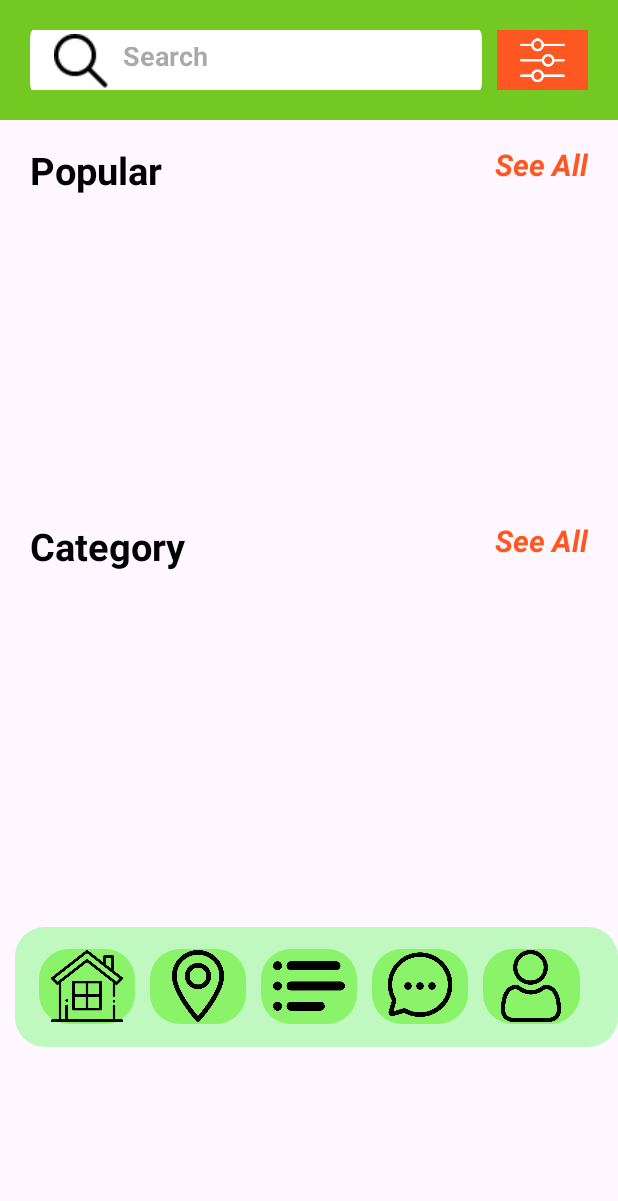
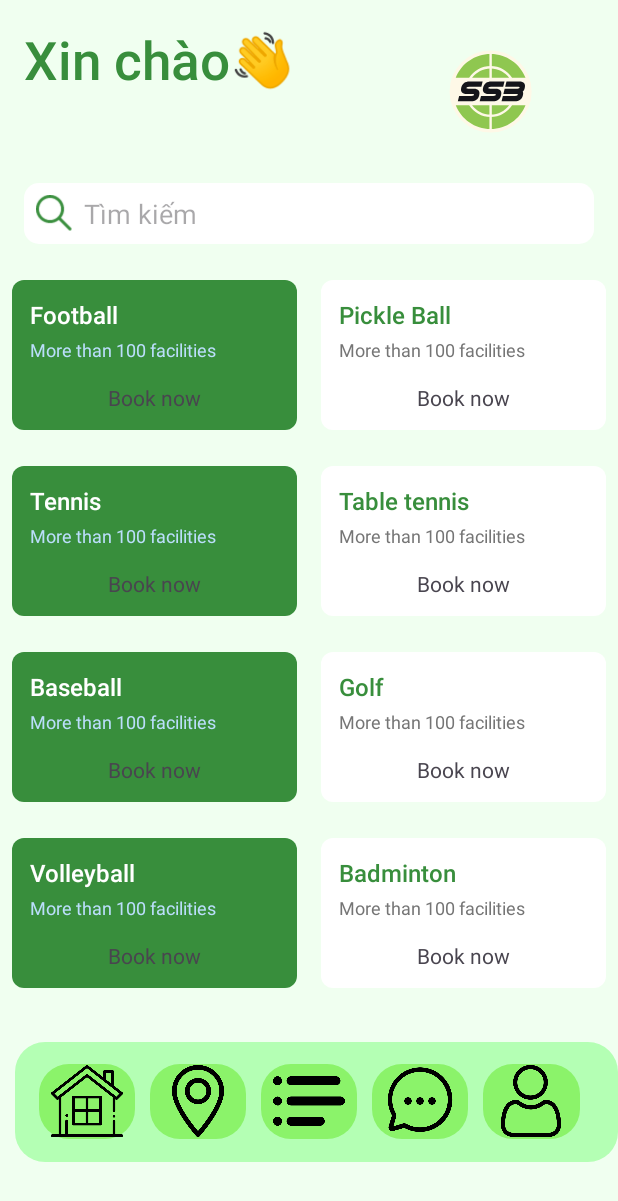
Before and after one commit to mt0211/PRM392_MVVM, an Android app: the layout home_activity.xml on its own in the app's theme, with its tools: preview values and no code run, on a phone screen of 412 x 824 dp. Shown: the top 1201 px of the screen. Run offline under Robolectric (Android 15) with nearby library versions, the phone set to English and light mode, and no system bars.

Commit message:
merge dai loi

```diff
--- a/app/src/main/java/com/example/crud_sqlite_mvvm/view/FieldListActivity.java
+++ b/app/src/main/java/com/example/crud_sqlite_mvvm/view/FieldListActivity.java
@@ -122,10 +122,10 @@ public class FieldListActivity extends AppCompatActivity {
             FieldDao fieldDao = AppDatabase.getInstance(this).fieldDao();
             // Sử dụng categoryId để tạo các Field mới
 
-            Field field1 = new Field(5, "09:00", "11:00", 90, "HCM City", "You can have 5v5 or 7v7 match in this field", (int) categoryId1);
-            Field field2 = new Field(10, "08:00", "14:00", 60, "Can Tho", "Hope you enjoy it", (int) categoryId2);
-            Field field3 = new Field(3, "09:00", "15:00", 180, "Kien Giang", "Hope you enjoy it", (int) newCategoryId3);
-            Field field4 = new Field(15, "08:00", "14:00", 60, "Ha Noi", "Hope you enjoy it", (int) newCategoryId4);
+            Field field1 = new Field(5,"San A", "09:00", "11:00", 90, "HCM City", "You can have 5v5 or 7v7 match in this field", (int) categoryId1);
+            Field field2 = new Field(10, "08:00","San A", "14:00", 60, "Can Tho", "Hope you enjoy it", (int) categoryId2);
+            Field field3 = new Field(3, "09:00","San A", "15:00", 180, "Kien Giang", "Hope you enjoy it", (int) newCategoryId3);
+            Field field4 = new Field(15, "08:00","San A", "14:00", 60, "Ha Noi", "Hope you enjoy it", (int) newCategoryId4);
 
             fieldDao.insert(field1);
             fieldDao.insert(field2);
--- /dev/null
+++ b/app/src/main/res/drawable/card_background.xml
@@ -0,0 +1,4 @@
+<shape xmlns:android="http://schemas.android.com/apk/res/android">
+    <solid android:color="#388E3C" />
+    <corners android:radius="8dp" />
+</shape>
--- /dev/null
+++ b/app/src/main/res/drawable/card_background_white.xml
@@ -0,0 +1,4 @@
+<shape xmlns:android="http://schemas.android.com/apk/res/android">
+    <solid android:color="#FFFFFF" />
+    <corners android:radius="8dp" />
+</shape>
--- a/app/src/main/res/layout/home_activity.xml
+++ b/app/src/main/res/layout/home_activity.xml
@@ -1,223 +1,388 @@
 <?xml version="1.0" encoding="utf-8"?>
-<androidx.constraintlayout.widget.ConstraintLayout xmlns:android="http://schemas.android.com/apk/res/android"
+<LinearLayout xmlns:android="http://schemas.android.com/apk/res/android"
     xmlns:app="http://schemas.android.com/apk/res-auto"
     xmlns:tools="http://schemas.android.com/tools"
     android:layout_width="match_parent"
-    android:layout_height="match_parent">
+    android:layout_height="match_parent"
+    android:orientation="vertical"
+    android:background="#F0FFF0"
+    tools:context=".view.MainActivity">
 
-    <ScrollView
-        android:id="@+id/scrollView"
-        android:layout_width="match_parent"
-        android:layout_height="80dp"
-        android:background="#73C821"
-        app:layout_constraintEnd_toEndOf="parent"
-        app:layout_constraintHeight_percent="0.4"
-        app:layout_constraintStart_toStartOf="parent"
-        app:layout_constraintTop_toTopOf="parent">
 
     <LinearLayout
         android:layout_width="match_parent"
         android:layout_height="wrap_content"
-            android:orientation="vertical">
+        android:orientation="horizontal"
+        android:layout_margin="16dp">
 
-            <!--            <androidx.constraintlayout.widget.ConstraintLayout-->
-            <!--                android:layout_width="match_parent"-->
-            <!--                android:layout_height="80dp"-->
-            <!--                android:layout_marginTop="10dp">-->
+        <TextView
+            android:id="@+id/greeting_text1"
+            android:layout_width="80dp"
+            android:layout_height="match_parent"
+            android:layout_marginEnd="16dp"
+            android:layout_weight="1"
+            android:fontFamily="sans-serif-medium"
+            android:text="Xin chào👋"
+            android:textColor="#388E3C"
+            android:textSize="35sp" />
 
-            <!--&lt;!&ndash;                <TextView&ndash;&gt;-->
-            <!--&lt;!&ndash;                    android:id="@+id/textView6"&ndash;&gt;-->
-            <!--&lt;!&ndash;                    android:layout_width="wrap_content"&ndash;&gt;-->
-            <!--&lt;!&ndash;                    android:layout_height="wrap_content"&ndash;&gt;-->
-            <!--&lt;!&ndash;                    android:layout_marginStart="20dp"&ndash;&gt;-->
-            <!--&lt;!&ndash;                    android:layout_marginTop="10dp"&ndash;&gt;-->
-            <!--&lt;!&ndash;                    android:textSize="20sp"&ndash;&gt;-->
-            <!--&lt;!&ndash;                    android:text="Welcome !"&ndash;&gt;-->
-            <!--&lt;!&ndash;                    android:textColor="@color/white"&ndash;&gt;-->
-            <!--&lt;!&ndash;                    android:textStyle="bold"&ndash;&gt;-->
-            <!--&lt;!&ndash;                    app:layout_constraintStart_toEndOf="@+id/imageView2"&ndash;&gt;-->
-            <!--&lt;!&ndash;                    app:layout_constraintTop_toTopOf="parent" />&ndash;&gt;-->
+        <ImageView
+            android:id="@+id/greeting_text2"
+            android:layout_width="0dp"
+            android:layout_height="90dp"
+            android:src="@drawable/logo_ssb"
+            android:layout_weight="1" />
 
-            <!--&lt;!&ndash;                <TextView&ndash;&gt;-->
-            <!--&lt;!&ndash;                    android:id="@+id/textView5"&ndash;&gt;-->
-            <!--&lt;!&ndash;                    android:layout_width="wrap_content"&ndash;&gt;-->
-            <!--&lt;!&ndash;                    android:layout_height="wrap_content"&ndash;&gt;-->
-            <!--&lt;!&ndash;                    android:layout_marginStart="20dp"&ndash;&gt;-->
-            <!--&lt;!&ndash;                    android:layout_marginTop="10dp"&ndash;&gt;-->
-            <!--&lt;!&ndash;                    android:text="USER"&ndash;&gt;-->
-            <!--&lt;!&ndash;                    android:textColor="@color/white"&ndash;&gt;-->
-            <!--&lt;!&ndash;                    android:textSize="25sp"&ndash;&gt;-->
-            <!--&lt;!&ndash;                    android:textStyle="bold"&ndash;&gt;-->
-            <!--&lt;!&ndash;                    app:layout_constraintStart_toEndOf="@+id/imageView2"&ndash;&gt;-->
-            <!--&lt;!&ndash;                    app:layout_constraintTop_toBottomOf="@+id/textView6" />&ndash;&gt;-->
+    </LinearLayout>
 
-            <!--&lt;!&ndash;                <ImageView&ndash;&gt;-->
-            <!--&lt;!&ndash;                    android:id="@+id/imageView2"&ndash;&gt;-->
-            <!--&lt;!&ndash;                    android:layout_width="60dp"&ndash;&gt;-->
-            <!--&lt;!&ndash;                    android:layout_height="60dp"&ndash;&gt;-->
-            <!--&lt;!&ndash;                    android:layout_marginStart="16dp"&ndash;&gt;-->
-            <!--&lt;!&ndash;                    app:layout_constraintBottom_toBottomOf="parent"&ndash;&gt;-->
-            <!--&lt;!&ndash;                    app:layout_constraintStart_toStartOf="parent"&ndash;&gt;-->
-            <!--&lt;!&ndash;                    app:layout_constraintTop_toTopOf="parent"&ndash;&gt;-->
-            <!--&lt;!&ndash;                    app:layout_constraintVertical_bias="0.434"&ndash;&gt;-->
-            <!--&lt;!&ndash;                    tools:srcCompat="@tools:sample/avatars" />&ndash;&gt;-->
 
-            <!--&lt;!&ndash;                <ImageView&ndash;&gt;-->
-            <!--&lt;!&ndash;                    android:id="@+id/imageView"&ndash;&gt;-->
-            <!--&lt;!&ndash;                    android:layout_width="50dp"&ndash;&gt;-->
-            <!--&lt;!&ndash;                    android:layout_height="40dp"&ndash;&gt;-->
-            <!--&lt;!&ndash;                    android:layout_marginEnd="30dp"&ndash;&gt;-->
-            <!--&lt;!&ndash;                    app:layout_constraintBottom_toBottomOf="parent"&ndash;&gt;-->
-            <!--&lt;!&ndash;                    app:layout_constraintEnd_toEndOf="parent"&ndash;&gt;-->
-            <!--&lt;!&ndash;                    app:layout_constraintTop_toTopOf="parent"&ndash;&gt;-->
-            <!--&lt;!&ndash;                    app:layout_constraintVertical_bias="0.2"&ndash;&gt;-->
-            <!--&lt;!&ndash;                    app:srcCompat="@drawable/bell" />&ndash;&gt;-->
+    <!-- Search Bar -->
+    <LinearLayout
+        android:layout_width="match_parent"
+        android:layout_height="wrap_content"
+        android:orientation="horizontal"
+        android:background="@drawable/search_background"
+        android:padding="8dp"
+        android:layout_marginHorizontal="16dp"
+        android:layout_marginBottom="16dp">
 
-            <!--            </androidx.constraintlayout.widget.ConstraintLayout>-->
+        <ImageView
+            android:layout_width="24dp"
+            android:layout_height="24dp"
+            android:src="@drawable/search_icon"
+            app:tint="#388E3C" />
 
-            <!--            <TextView-->
-            <!--                android:id="@+id/textView4"-->
-            <!--                android:layout_width="match_parent"-->
-            <!--                android:layout_height="wrap_content"-->
-            <!--                android:layout_marginTop="8dp"-->
-            <!--                android:text="  Discover the best app to book turf"-->
-            <!--                android:textColor="@color/white"-->
-            <!--                android:textSize="25sp"-->
-            <!--                android:textStyle="bold|italic" />-->
+        <EditText
+            android:layout_width="0dp"
+            android:layout_height="wrap_content"
+            android:layout_weight="1"
+            android:hint="Tìm kiếm"
+            android:textColor="#388E3C"
+            android:background="@null"
+            android:paddingStart="8dp" />
+    </LinearLayout>
+
+    <!-- Sessions List -->
+    <LinearLayout
+        android:layout_width="match_parent"
+        android:layout_height="wrap_content"
+        android:orientation="horizontal"
+        android:gravity="center"
+        android:layout_marginBottom="8dp">
+
+        <!-- Session Card 1 -->
+        <LinearLayout
+            android:layout_width="0dp"
+            android:layout_height="100dp"
+            android:layout_weight="1"
+            android:background="@drawable/card_background"
+            android:orientation="vertical"
+            android:padding="12dp"
+            android:layout_margin="8dp">
+
+            <TextView
+                android:layout_width="wrap_content"
+                android:layout_height="wrap_content"
+                android:text="Football"
+                android:textColor="#FFFFFF"
+                android:textSize="16sp"
+                android:fontFamily="sans-serif-medium" />
+
+            <TextView
+                android:layout_width="wrap_content"
+                android:layout_height="wrap_content"
+                android:text="More than 100 facilities"
+                android:textColor="#BBDEFB"
+                android:textSize="12sp"
+                android:layout_marginTop="4dp" />
+
+            <TextView
+                android:layout_width="72dp"
+                android:layout_height="32dp"
+                android:text="Book now"
+                android:gravity="center"
+                android:layout_gravity="center"
+                android:layout_marginTop="8dp"
+                app:tint="#BBDEFB" />
+        </LinearLayout>
+
+        <!-- Session Card 2 -->
+        <LinearLayout
+            android:layout_width="0dp"
+            android:layout_height="100dp"
+            android:layout_weight="1"
+            android:background="@drawable/card_background_white"
+            android:orientation="vertical"
+            android:padding="12dp"
+            android:layout_margin="8dp">
+
+            <TextView
+                android:layout_width="wrap_content"
+                android:layout_height="wrap_content"
+                android:text="Pickle Ball"
+                android:textColor="#388E3C"
+                android:textSize="16sp"
+                android:fontFamily="sans-serif-medium" />
+
+            <TextView
+                android:layout_width="wrap_content"
+                android:layout_height="wrap_content"
+                android:text="More than 100 facilities"
+                android:textColor="#757575"
+                android:textSize="12sp"
+                android:layout_marginTop="4dp" />
+
+            <TextView
+                android:layout_width="72dp"
+                android:layout_height="32dp"
+                android:text="Book now"
+                android:gravity="center"
+                android:layout_gravity="center"
+                android:layout_marginTop="8dp"
+                app:tint="#BBDEFB" />
+        </LinearLayout>
+    </LinearLayout>
 
     <LinearLayout
         android:layout_width="match_parent"
-                android:layout_height="40dp"
-                android:layout_marginTop="20dp"
-                android:layout_marginBottom="10dp"
+        android:layout_height="wrap_content"
+        android:orientation="horizontal"
         android:gravity="center"
-                android:orientation="horizontal"
-                android:paddingStart="20dp"
-                android:paddingEnd="20dp">
+        android:layout_marginBottom="8dp">
 
-                <EditText
-                    android:id="@+id/editTextText"
+        <!-- Session Card 1 -->
+        <LinearLayout
             android:layout_width="0dp"
-                    android:layout_height="50dp"
-                    android:layout_marginEnd="10dp"
-                    android:layout_weight="5"
-                    android:background="@drawable/search_background"
-                    android:drawableStart="@drawable/search_icon"
-                    android:drawablePadding="10dp"
-                    android:ems="10"
-                    android:hint="Search"
-                    android:inputType="text"
-                    android:padding="16dp"
-                    android:textColor="@color/black"
-                    android:textStyle="bold" />
+            android:layout_height="100dp"
+            android:layout_weight="1"
+            android:background="@drawable/card_background"
+            android:orientation="vertical"
+            android:padding="12dp"
+            android:layout_margin="8dp">
 
-                <androidx.constraintlayout.widget.ConstraintLayout
+            <TextView
+                android:layout_width="wrap_content"
+                android:layout_height="wrap_content"
+                android:text="Tennis"
+                android:textColor="#FFFFFF"
+                android:textSize="16sp"
+                android:fontFamily="sans-serif-medium" />
+
+            <TextView
+                android:layout_width="wrap_content"
+                android:layout_height="wrap_content"
+                android:text="More than 100 facilities"
+                android:textColor="#BBDEFB"
+                android:textSize="12sp"
+                android:layout_marginTop="4dp" />
+
+            <TextView
+                android:layout_width="72dp"
+                android:layout_height="32dp"
+                android:text="Book now"
+                android:gravity="center"
+                android:layout_gravity="center"
+                android:layout_marginTop="8dp"
+                app:tint="#BBDEFB" />
+        </LinearLayout>
+
+        <!-- Session Card 2 -->
+        <LinearLayout
             android:layout_width="0dp"
-                    android:layout_height="50dp"
+            android:layout_height="100dp"
             android:layout_weight="1"
-                    android:background="@drawable/setting_background">
+            android:background="@drawable/card_background_white"
+            android:orientation="vertical"
+            android:padding="12dp"
+            android:layout_margin="8dp">
 
-                    <ImageView
-                        android:id="@+id/imageView3"
-                        android:layout_width="30dp"
-                        android:layout_height="30dp"
-                        app:layout_constraintBottom_toBottomOf="parent"
-                        app:layout_constraintEnd_toEndOf="parent"
-                        app:layout_constraintStart_toStartOf="parent"
-                        app:layout_constraintTop_toTopOf="parent"
-                        app:srcCompat="@drawable/settings" />
-                </androidx.constraintlayout.widget.ConstraintLayout>
+            <TextView
+                android:layout_width="wrap_content"
+                android:layout_height="wrap_content"
+                android:text="Table tennis"
+                android:textColor="#388E3C"
+                android:textSize="16sp"
+                android:fontFamily="sans-serif-medium" />
 
+            <TextView
+                android:layout_width="wrap_content"
+                android:layout_height="wrap_content"
+                android:text="More than 100 facilities"
+                android:textColor="#757575"
+                android:textSize="12sp"
+                android:layout_marginTop="4dp" />
+
+            <TextView
+                android:layout_width="72dp"
+                android:layout_height="32dp"
+                android:text="Book now"
+                android:gravity="center"
+                android:layout_gravity="center"
+                android:layout_marginTop="8dp"
+                app:tint="#BBDEFB" />
         </LinearLayout>
     </LinearLayout>
-    </ScrollView>
 
-    <!-- Popular Section with 'See All' button -->
-    <androidx.constraintlayout.widget.ConstraintLayout
-        android:id="@+id/popularSection"
+    <LinearLayout
         android:layout_width="match_parent"
         android:layout_height="wrap_content"
-        android:layout_marginTop="16dp"
-        app:layout_constraintStart_toStartOf="parent"
-        app:layout_constraintTop_toBottomOf="@id/scrollView">
+        android:orientation="horizontal"
+        android:gravity="center"
+        android:layout_marginBottom="8dp">
+
+        <!-- Session Card 1 -->
+        <LinearLayout
+            android:layout_width="0dp"
+            android:layout_height="100dp"
+            android:layout_weight="1"
+            android:background="@drawable/card_background"
+            android:orientation="vertical"
+            android:padding="12dp"
+            android:layout_margin="8dp">
 
             <TextView
-            android:id="@+id/textViewPopular"
                 android:layout_width="wrap_content"
                 android:layout_height="wrap_content"
-            android:layout_marginStart="20dp"
-            android:text="Popular"
-            android:textColor="@color/black"
-            android:textSize="25sp"
-            android:textStyle="bold"
-            app:layout_constraintStart_toStartOf="parent"
-            app:layout_constraintTop_toTopOf="parent" />
+                android:text="Baseball"
+                android:textColor="#FFFFFF"
+                android:textSize="16sp"
+                android:fontFamily="sans-serif-medium" />
 
             <TextView
-            android:id="@+id/textViewSeeAllPopular"
                 android:layout_width="wrap_content"
                 android:layout_height="wrap_content"
-            android:layout_marginEnd="20dp"
-            android:text="See All"
-            android:textColor="@color/orange"
-            android:textSize="20sp"
-            android:textStyle="bold|italic"
-            app:layout_constraintEnd_toEndOf="parent"
-            app:layout_constraintTop_toTopOf="parent" />
-    </androidx.constraintlayout.widget.ConstraintLayout>
+                android:text="More than 100 facilities"
+                android:textColor="#BBDEFB"
+                android:textSize="12sp"
+                android:layout_marginTop="4dp" />
 
-    <!-- RecyclerView for Popular section -->
-    <androidx.recyclerview.widget.RecyclerView
-        android:id="@+id/view_pop"
-        android:layout_width="match_parent"
-        android:layout_height="200dp"
-        app:layout_constraintStart_toStartOf="parent"
-        app:layout_constraintTop_toBottomOf="@id/popularSection"
-        />
+            <TextView
+                android:layout_width="72dp"
+                android:layout_height="32dp"
+                android:text="Book now"
+                android:gravity="center"
+                android:layout_gravity="center"
+                android:layout_marginTop="8dp"
+                app:tint="#BBDEFB" />
+        </LinearLayout>
 
-    <!-- Category Section with 'See All' button -->
-    <androidx.constraintlayout.widget.ConstraintLayout
-        android:id="@+id/categorySection"
+        <!-- Session Card 2 -->
+        <LinearLayout
+            android:layout_width="0dp"
+            android:layout_height="100dp"
+            android:layout_weight="1"
+            android:background="@drawable/card_background_white"
+            android:orientation="vertical"
+            android:padding="12dp"
+            android:layout_margin="8dp">
+
+            <TextView
+                android:layout_width="wrap_content"
+                android:layout_height="wrap_content"
+                android:text="Golf"
+                android:textColor="#388E3C"
+                android:textSize="16sp"
+                android:fontFamily="sans-serif-medium" />
+
+            <TextView
+                android:layout_width="wrap_content"
+                android:layout_height="wrap_content"
+                android:text="More than 100 facilities"
+                android:textColor="#757575"
+                android:textSize="12sp"
+                android:layout_marginTop="4dp" />
+
+            <TextView
+                android:layout_width="72dp"
+                android:layout_height="32dp"
+                android:text="Book now"
+                android:gravity="center"
+                android:layout_gravity="center"
+                android:layout_marginTop="8dp"
+                app:tint="#BBDEFB" />
+        </LinearLayout>
+    </LinearLayout>
+
+    <LinearLayout
         android:layout_width="match_parent"
         android:layout_height="wrap_content"
-        android:layout_marginTop="16dp"
-        app:layout_constraintStart_toStartOf="parent"
-        app:layout_constraintTop_toBottomOf="@id/view_pop">
+        android:orientation="horizontal"
+        android:gravity="center"
+        android:layout_marginBottom="8dp">
+
+        <!-- Session Card 1 -->
+        <LinearLayout
+            android:layout_width="0dp"
+            android:layout_height="100dp"
+            android:layout_weight="1"
+            android:background="@drawable/card_background"
+            android:orientation="vertical"
+            android:padding="12dp"
+            android:layout_margin="8dp">
 
             <TextView
-            android:id="@+id/textViewCategory"
                 android:layout_width="wrap_content"
                 android:layout_height="wrap_content"
-            android:layout_marginStart="20dp"
-            android:text="Category"
-            android:textColor="@color/black"
-            android:textSize="25sp"
-            android:textStyle="bold"
-            app:layout_constraintStart_toStartOf="parent"
-            app:layout_constraintTop_toTopOf="parent" />
+                android:text="Volleyball"
+                android:textColor="#FFFFFF"
+                android:textSize="16sp"
+                android:fontFamily="sans-serif-medium" />
 
             <TextView
-            android:id="@+id/textViewSeeAllCategory"
                 android:layout_width="wrap_content"
                 android:layout_height="wrap_content"
-            android:layout_marginEnd="20dp"
-            android:text="See All"
-            android:textColor="#FF5722"
-            android:textSize="20sp"
-            android:textStyle="bold|italic"
-            app:layout_constraintEnd_toEndOf="parent"
-            app:layout_constraintTop_toTopOf="parent" />
-    </androidx.constraintlayout.widget.ConstraintLayout>
+                android:text="More than 100 facilities"
+                android:textColor="#BBDEFB"
+                android:textSize="12sp"
+                android:layout_marginTop="4dp" />
 
-    <!-- RecyclerView for Category section -->
-    <androidx.recyclerview.widget.RecyclerView
-        android:id="@+id/view_cat"
-        android:layout_width="match_parent"
-        android:layout_marginTop="10dp"
+            <TextView
+                android:layout_width="72dp"
+                android:layout_height="32dp"
+                android:text="Book now"
+                android:gravity="center"
+                android:layout_gravity="center"
+                android:layout_marginTop="8dp"
+                app:tint="#BBDEFB" />
+        </LinearLayout>
+
+        <!-- Session Card 2 -->
+        <LinearLayout
+            android:layout_width="0dp"
             android:layout_height="100dp"
-        app:layout_constraintStart_toStartOf="parent"
-        app:layout_constraintTop_toBottomOf="@id/categorySection"
-        />
+            android:layout_weight="1"
+            android:background="@drawable/card_background_white"
+            android:orientation="vertical"
+            android:padding="12dp"
+            android:layout_margin="8dp">
+
+            <TextView
+                android:layout_width="wrap_content"
+                android:layout_height="wrap_content"
+                android:text="Badminton"
+                android:textColor="#388E3C"
+                android:textSize="16sp"
+                android:fontFamily="sans-serif-medium" />
+
+            <TextView
+                android:layout_width="wrap_content"
+                android:layout_height="wrap_content"
+                android:text="More than 100 facilities"
+                android:textColor="#757575"
+                android:textSize="12sp"
+                android:layout_marginTop="4dp" />
+
+            <TextView
+                android:layout_width="72dp"
+                android:layout_height="32dp"
+                android:text="Book now"
+                android:gravity="center"
+                android:layout_gravity="center"
+                android:layout_marginTop="8dp"
+                app:tint="#BBDEFB" />
+        </LinearLayout>
+    </LinearLayout>
+
 
 <androidx.appcompat.widget.Toolbar
         android:id="@+id/customToolbar"
@@ -333,4 +498,4 @@
     </androidx.appcompat.widget.Toolbar>
 
 
-</androidx.constraintlayout.widget.ConstraintLayout>
+</LinearLayout>
```
Lines whose indentation alone changed are shown as unchanged.
